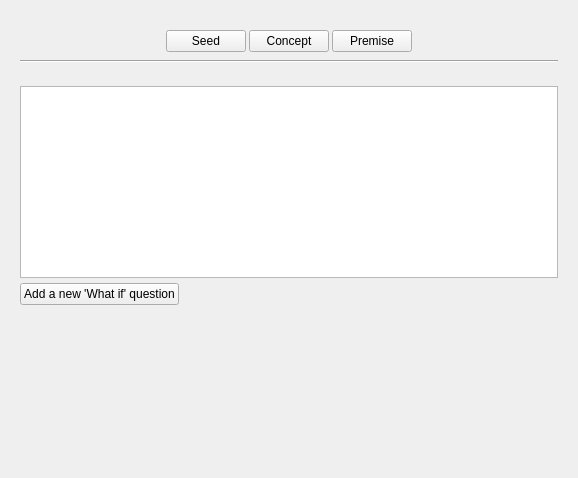
Qt form ui/premise_builder_widget.ui (zkovari/plotlyst) before a commit.
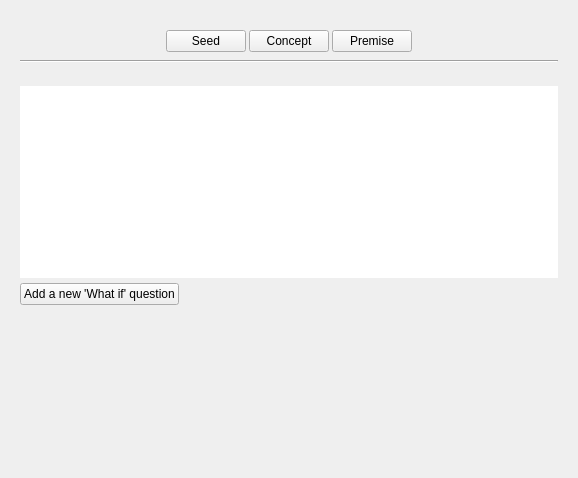
The same form after that commit. The open tabs and pages were chosen to show the change.

Patch:
```diff
--- a/ui/premise_builder_widget.ui
+++ b/ui/premise_builder_widget.ui
@@ -304,8 +304,8 @@
            <rect>
             <x>0</x>
             <y>0</y>
-            <width>180</width>
-            <height>117</height>
+            <width>538</width>
+            <height>392</height>
            </rect>
           </property>
           <property name="sizePolicy">
@@ -334,7 +334,23 @@
             <number>0</number>
            </property>
            <item>
-            <widget class="QListView" name="listSelectedIdeas"/>
+            <widget class="QListView" name="listSelectedIdeas">
+             <property name="frameShape">
+              <enum>QFrame::NoFrame</enum>
+             </property>
+             <property name="selectionMode">
+              <enum>QAbstractItemView::NoSelection</enum>
+             </property>
+             <property name="isWrapping" stdset="0">
+              <bool>false</bool>
+             </property>
+             <property name="viewMode">
+              <enum>QListView::IconMode</enum>
+             </property>
+             <property name="selectionRectVisible">
+              <bool>false</bool>
+             </property>
+            </widget>
            </item>
            <item alignment="Qt::AlignLeft">
             <widget class="QPushButton" name="btnNewConcept">
```
Left out of the diff: 3 changed lines with no effect on the pictures.
